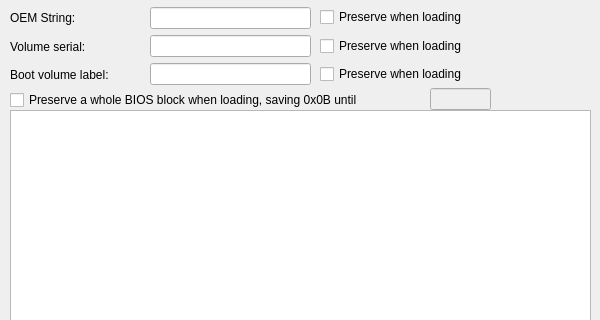
The window that LinImaMT/bootsector.ui (MCbx/linimamt) describes before a commit, drawn with Qt 5; both pictures show x 0 to 600 and y 0 to 320 of the 600 by 500 pixel window.
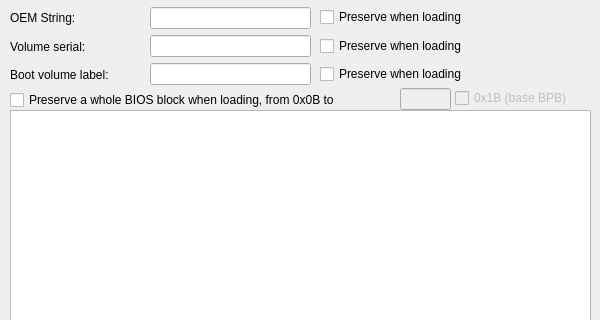
The same window after the commit.

Patch:
```diff
--- a/LinImaMT/bootsector.ui
+++ b/LinImaMT/bootsector.ui
@@ -228,7 +228,7 @@
     <rect>
      <x>10</x>
      <y>90</y>
-     <width>411</width>
+     <width>391</width>
      <height>20</height>
     </rect>
    </property>
@@ -236,7 +236,7 @@
     <string>Use to preserve disk geometry and root directory information when substituting boot block from drive with other geometry</string>
    </property>
    <property name="text">
-    <string>Preserve a whole BIOS block when loading, saving 0x0B until</string>
+    <string>Preserve a whole BIOS block when loading, from 0x0B to</string>
    </property>
   </widget>
   <widget class="QLineEdit" name="leBIOSEnds">
@@ -245,9 +245,9 @@
    </property>
    <property name="geometry">
     <rect>
-     <x>430</x>
+     <x>400</x>
      <y>88</y>
-     <width>61</width>
+     <width>51</width>
      <height>22</height>
     </rect>
    </property>
@@ -260,6 +260,22 @@
     <number>5</number>
    </property>
   </widget>
+  <widget class="QCheckBox" name="checkBox">
+   <property name="enabled">
+    <bool>false</bool>
+   </property>
+   <property name="geometry">
+    <rect>
+     <x>455</x>
+     <y>88</y>
+     <width>141</width>
+     <height>20</height>
+    </rect>
+   </property>
+   <property name="text">
+    <string>0x1B (base BPB)</string>
+   </property>
+  </widget>
  </widget>
  <resources/>
  <connections>
```
Left out of the diff: 3 changed lines with no effect on the pictures.
